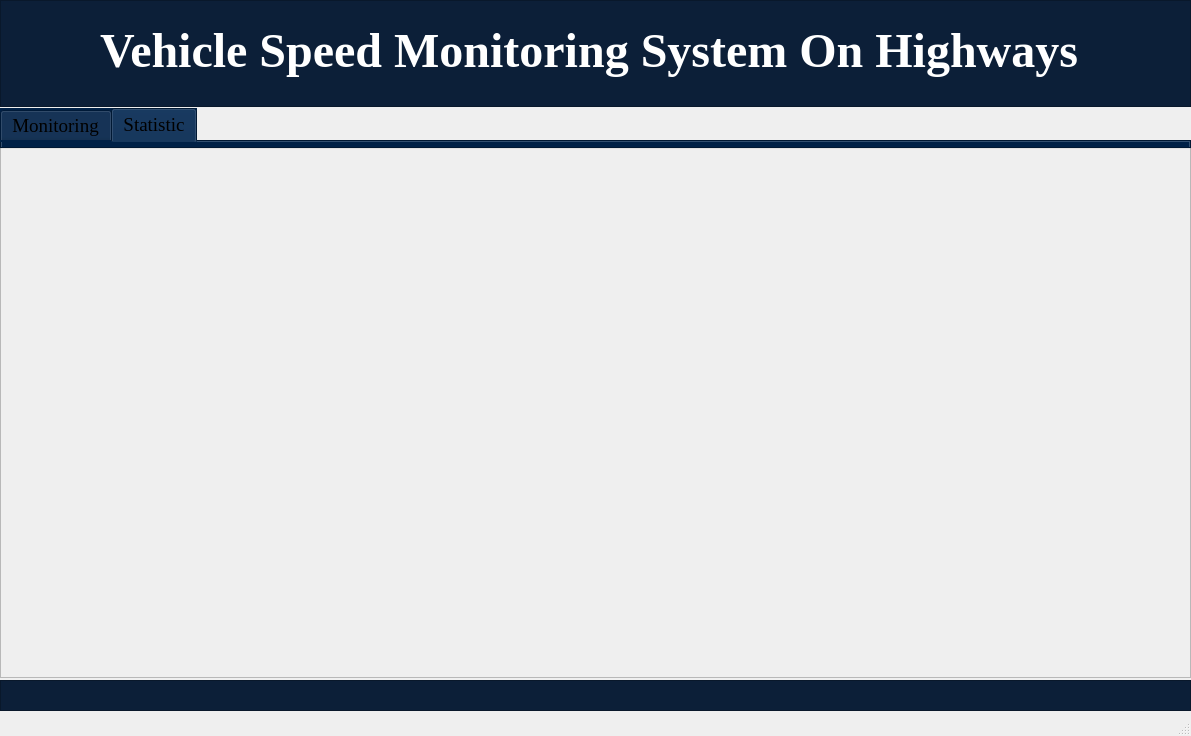
Above: GUI/UiMainWindow.ui from kyvipro113/Speed_Monitoring_System before the change. Below: the same form after it.
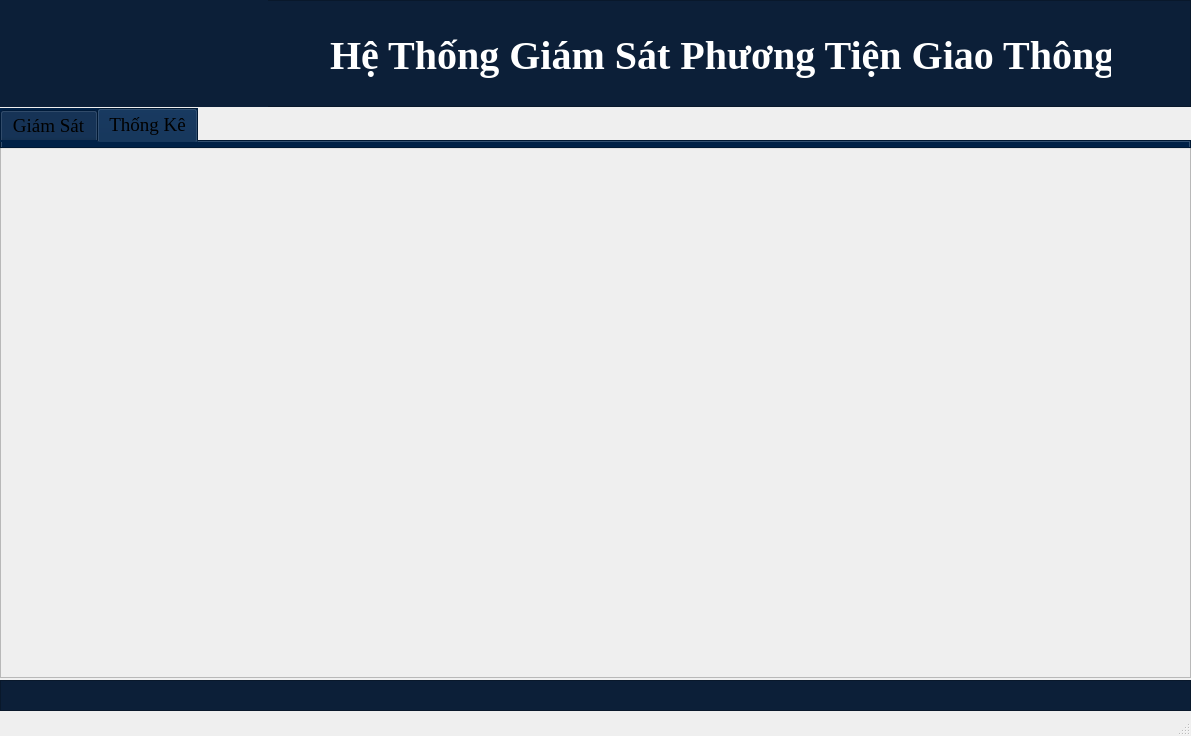
That is the form after the change. The open tabs and pages were chosen to show the change. Icons and pictures are not drawn.

Diff of the .ui file:
```diff
--- a/GUI/UiMainWindow.ui
+++ b/GUI/UiMainWindow.ui
@@ -10,6 +10,18 @@
     <height>736</height>
    </rect>
   </property>
+  <property name="minimumSize">
+   <size>
+    <width>1191</width>
+    <height>736</height>
+   </size>
+  </property>
+  <property name="maximumSize">
+   <size>
+    <width>1191</width>
+    <height>736</height>
+   </size>
+  </property>
   <property name="windowTitle">
    <string>MainWindow</string>
   </property>
@@ -35,16 +47,16 @@
     <widget class="QLabel" name="label_2">
      <property name="geometry">
       <rect>
-       <x>100</x>
-       <y>20</y>
-       <width>1001</width>
-       <height>61</height>
+       <x>330</x>
+       <y>30</y>
+       <width>781</width>
+       <height>51</height>
       </rect>
      </property>
      <property name="font">
       <font>
        <family>Times New Roman</family>
-       <pointsize>36</pointsize>
+       <pointsize>30</pointsize>
        <weight>75</weight>
        <bold>true</bold>
       </font>
@@ -53,7 +65,26 @@
       <string notr="true">color: white</string>
      </property>
      <property name="text">
-      <string>Vehicle Speed Monitoring System On Highways</string>
+      <string>Hệ Thống Giám Sát Phương Tiện Giao Thông</string>
+     </property>
+    </widget>
+    <widget class="QLabel" name="label">
+     <property name="geometry">
+      <rect>
+       <x>0</x>
+       <y>0</y>
+       <width>268</width>
+       <height>107</height>
+      </rect>
+     </property>
+     <property name="styleSheet">
+      <string notr="true">background-color:rgb(12, 31, 56);</string>
+     </property>
+     <property name="text">
+      <string/>
+     </property>
+     <property name="pixmap">
+      <pixmap>ImageGUI/logo.png</pixmap>
      </property>
     </widget>
    </widget>
@@ -118,12 +149,12 @@
     </property>
     <widget class="QWidget" name="tabRecognition">
      <attribute name="title">
-      <string>Monitoring</string>
+      <string>Giám Sát</string>
      </attribute>
     </widget>
     <widget class="QWidget" name="tabGetImage">
      <attribute name="title">
-      <string>Statistic</string>
+      <string>Thống Kê</string>
      </attribute>
     </widget>
    </widget>
```
Left out of the diff: 4 changed lines with no effect on the pictures.
